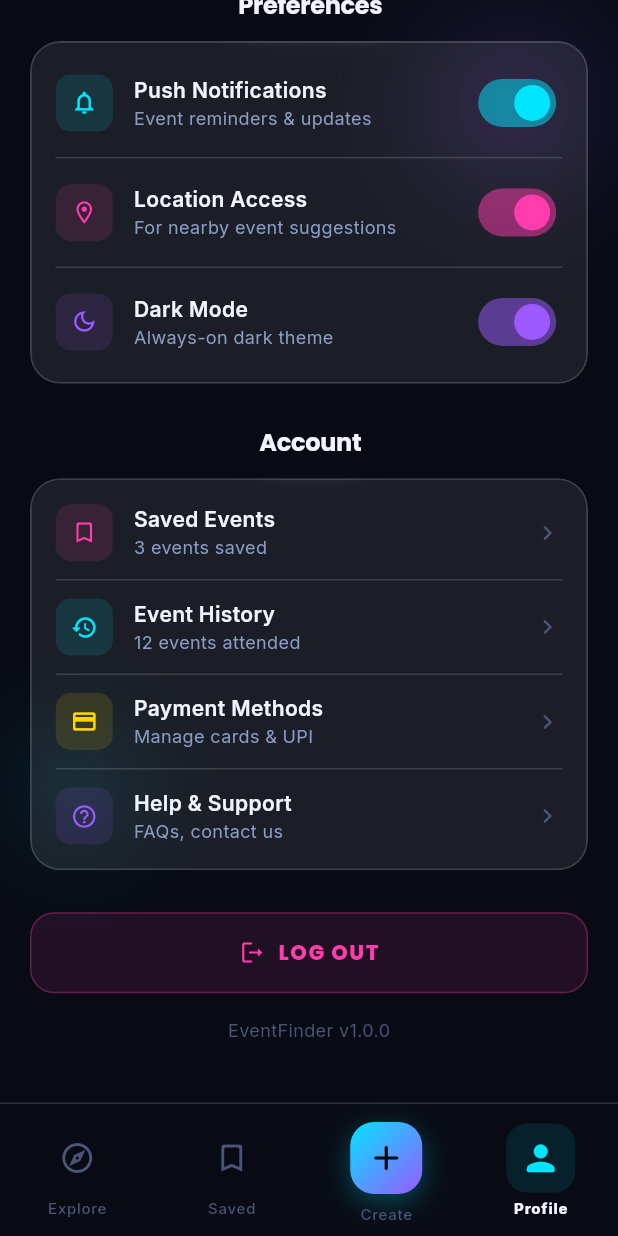
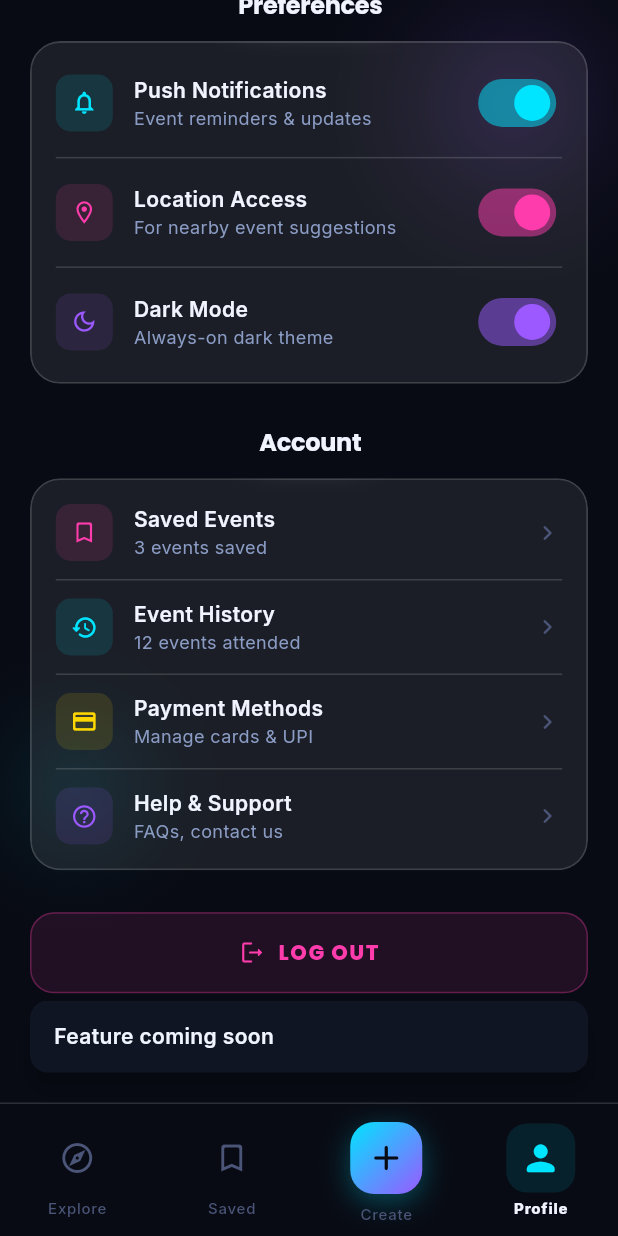
Before and after one commit to Codsach/EventFinder, a Flutter app: the screen it shows after launch, item 4 of the bottom bar chosen, scrolled down 499 dp, after a tap on "Event History", on a phone screen of 412 x 824 dp. Run offline on Flutter 3.47's test engine with Material 3 defaults, Android fonts, the light colour scheme and no system bars; drawn by our look-alikes of flutter_animate; our stand-ins replace cached_network_image, google_fonts, shimmer; network calls fail.

Commit message:
minor fix

```diff
--- a/lib/screens/home_screen.dart
+++ b/lib/screens/home_screen.dart
@@ -62,6 +62,20 @@ class _HomeScreenState extends State<HomeScreen> {
     } catch (e) {
       setState(() { _error = e.toString(); _loading = false; });
     }
+  }
+
+  void _showComingSoon() {
+    ScaffoldMessenger.of(context).showSnackBar(
+      SnackBar(
+        backgroundColor: AppTheme.bgCard,
+        content: const Text('Feature coming soon',
+            style: TextStyle(color: AppTheme.textPrimary, fontWeight: FontWeight.w600)),
+        behavior: SnackBarBehavior.floating,
+        duration: const Duration(seconds: 2),
+        shape: RoundedRectangleBorder(borderRadius: BorderRadius.circular(12)),
+        margin: const EdgeInsets.fromLTRB(20, 0, 20, 20),
+      ),
+    );
   }
 
   void _applyFilter() {
@@ -238,7 +252,9 @@ class _HomeScreenState extends State<HomeScreen> {
   }
 
   Widget _buildNotificationButton() {
-    return Container(
+    return GestureDetector(
+      onTap: _showComingSoon,
+      child: Container(
         width: 46, height: 46,
         decoration: BoxDecoration(
           shape: BoxShape.circle,
@@ -259,6 +275,7 @@ class _HomeScreenState extends State<HomeScreen> {
               ),
             ),
           ],
+        ),
       ),
     );
   }
@@ -295,7 +312,9 @@ class _HomeScreenState extends State<HomeScreen> {
                     _applyFilter();
                   },
                 )
-              : Container(
+              : GestureDetector(
+                  onTap: _showComingSoon,
+                  child: Container(
                     margin: const EdgeInsets.all(8),
                     padding: const EdgeInsets.all(8),
                     decoration: BoxDecoration(
@@ -304,6 +323,7 @@ class _HomeScreenState extends State<HomeScreen> {
                     ),
                     child: const Icon(Icons.tune_rounded,
                         color: AppTheme.accentCyan, size: 18),
+                  ),
                 ),
           border: InputBorder.none,
           contentPadding: const EdgeInsets.symmetric(vertical: 16),
--- a/lib/screens/profile_screen.dart
+++ b/lib/screens/profile_screen.dart
@@ -32,6 +32,20 @@ class _ProfileScreenState extends State<ProfileScreen> {
     (label: 'Saved', value: '3', icon: Icons.bookmark_rounded, color: AppTheme.accentPink),
     (label: 'Reviews', value: '7', icon: Icons.star_rounded, color: Color(0xFFFFD700)),
   ];
+
+  void _showComingSoon() {
+    ScaffoldMessenger.of(context).showSnackBar(
+      SnackBar(
+        backgroundColor: AppTheme.bgCard,
+        content: const Text('Feature coming soon',
+            style: TextStyle(color: AppTheme.textPrimary, fontWeight: FontWeight.w600)),
+        behavior: SnackBarBehavior.floating,
+        duration: const Duration(seconds: 2),
+        shape: RoundedRectangleBorder(borderRadius: BorderRadius.circular(12)),
+        margin: const EdgeInsets.fromLTRB(20, 0, 20, 20),
+      ),
+    );
+  }
 
   @override
   Widget build(BuildContext context) {
@@ -295,21 +309,21 @@ class _ProfileScreenState extends State<ProfileScreen> {
         color: AppTheme.accentCyan,
         title: 'Event History',
         subtitle: '12 events attended',
-        onTap: () {},
+        onTap: _showComingSoon,
       ),
       (
         icon: Icons.payment_rounded,
         color: const Color(0xFFFFD700),
         title: 'Payment Methods',
         subtitle: 'Manage cards & UPI',
-        onTap: () {},
+        onTap: _showComingSoon,
       ),
       (
         icon: Icons.help_outline_rounded,
         color: AppTheme.accentPurple,
         title: 'Help & Support',
         subtitle: 'FAQs, contact us',
-        onTap: () {},
+        onTap: _showComingSoon,
       ),
     ];
 
@@ -372,7 +386,7 @@ class _ProfileScreenState extends State<ProfileScreen> {
       context: context,
       backgroundColor: Colors.transparent,
       isScrollControlled: true,
-      builder: (ctx) => _EditProfileSheet(),
+      builder: (ctx) => _EditProfileSheet(onSave: _showComingSoon),
     );
   }
 
@@ -432,7 +446,10 @@ class _ProfileScreenState extends State<ProfileScreen> {
                   const SizedBox(width: 14),
                   Expanded(
                     child: ElevatedButton(
-                      onPressed: () => Navigator.pop(ctx),
+                      onPressed: () {
+                        Navigator.pop(ctx);
+                        _showComingSoon();
+                      },
                       style: ElevatedButton.styleFrom(
                         backgroundColor: AppTheme.accentPink,
                         foregroundColor: Colors.white,
@@ -597,6 +614,9 @@ class _Divider extends StatelessWidget {
 }
 
 class _EditProfileSheet extends StatelessWidget {
+  final VoidCallback onSave;
+  const _EditProfileSheet({required this.onSave});
+
   @override
   Widget build(BuildContext context) {
     return Padding(
@@ -650,7 +670,10 @@ class _EditProfileSheet extends StatelessWidget {
                 SizedBox(
                   width: double.infinity,
                   child: ElevatedButton(
-                    onPressed: () => Navigator.pop(context),
+                    onPressed: () {
+                      Navigator.pop(context);
+                      onSave();
+                    },
                     style: ElevatedButton.styleFrom(
                       backgroundColor: AppTheme.accentCyan,
                       foregroundColor: AppTheme.bgDeep,
--- a/lib/screens/splash_screen.dart
+++ b/lib/screens/splash_screen.dart
@@ -95,14 +95,20 @@ class _SplashScreenState extends State<SplashScreen> with TickerProviderStateMix
                 const SizedBox(height: 32),
 
                 // Title with staggered animation
-                Text(
-                  'EventFinder',
-                  style: GoogleFonts.syne(
-                    color: AppTheme.textPrimary,
-                    fontSize: 42,
-                    fontWeight: FontWeight.w800,
-                    letterSpacing: -1.5,
-                    height: 1,
+                Padding(
+                  padding: const EdgeInsets.symmetric(horizontal: 24),
+                  child: FittedBox(
+                    fit: BoxFit.scaleDown,
+                    child: Text(
+                      'EventFinder',
+                      style: GoogleFonts.syne(
+                        color: AppTheme.textPrimary,
+                        fontSize: 40,
+                        fontWeight: FontWeight.w800,
+                        letterSpacing: -1.2,
+                        height: 1,
+                      ),
+                    ),
                   ),
                 )
                 .animate()
```
Also changed, not shown: lib/screens/event_detail_screen.dart (+18 -1 lines). Lines whose indentation alone changed are shown as unchanged.
